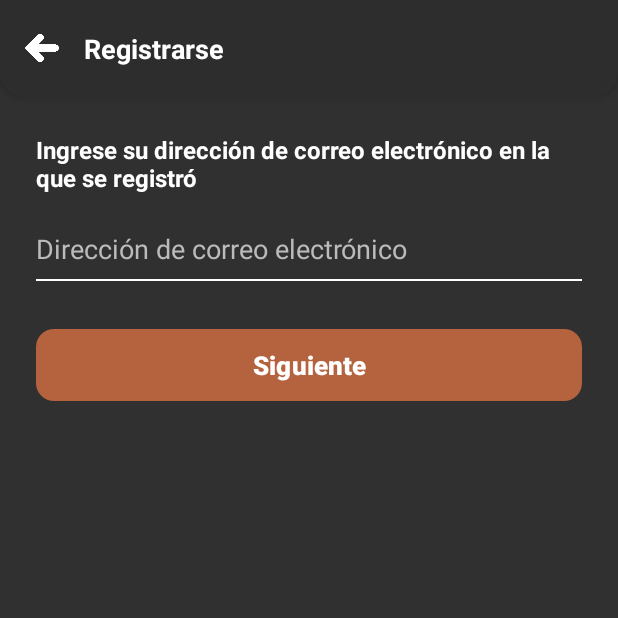
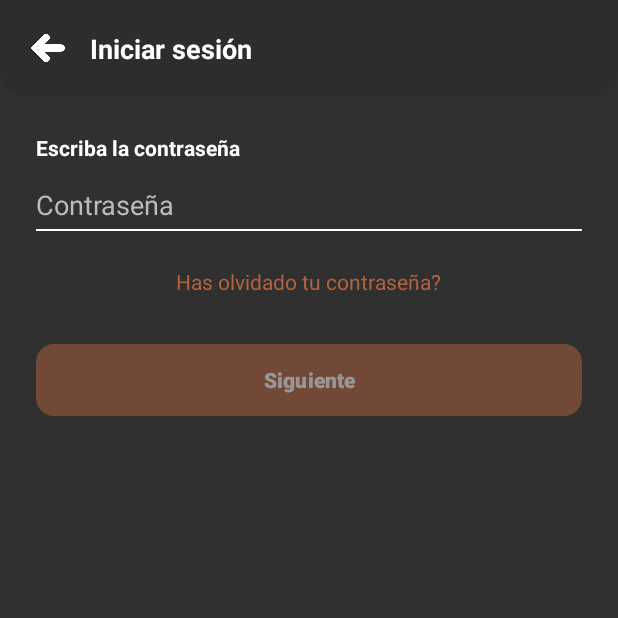
Before and after one commit to Axel202310/EF-MovilesApp-Grupo3, an Android app: the IniciarSesionContrasenaActividad screen opened directly, with no data from a screen before it, on a phone screen of 412 x 824 dp, the top half of it. Run offline under Robolectric (Android 15) with nearby library versions, the phone set to English and light mode, and no system bars.

Commit message:
Se implementó el flujo completo de registro e inicio de sesión en dos pasos cada uno. Para el registro, el usuario primero ingresa su correo electrónico y luego crea una contraseña. Para el inicio de sesión, el usuario también sigue dos pantallas: ingreso de correo y contraseña. Cada paso valida la entrada antes de habilitar el botón “Siguiente”. Todas las pantallas están conectadas y declaradas correctamente en el AndroidManifest.xml.

```diff
--- a/app/src/main/AndroidManifest.xml
+++ b/app/src/main/AndroidManifest.xml
@@ -10,7 +10,7 @@
         android:supportsRtl="true"
         android:theme="@style/Theme.PFMoviles">
 
-        <!-- Pantalla de bienvenida: LAUNCHER -->
+        <!-- Pantalla de bienvenida -->
         <activity
             android:name=".BienvenidaActividad"
             android:exported="true">
@@ -20,14 +20,18 @@
             </intent-filter>
         </activity>
 
-        <!-- Pantalla de registro -->
+        <!-- Registro -->
         <activity android:name=".RegistroActividad" />
+        <activity android:name=".RegistroCorreoActividad" />
+        <activity android:name=".RegistroContrasenaActividad" />
 
-        <!-- Pantalla para ingresar correo -->
-        <activity android:name=".IngresarCorreoActividad" />
+        <!-- Inicio de sesión -->
+        <activity android:name=".IniciarSesionCorreoActividad" />
+        <activity android:name=".IniciarSesionContrasenaActividad" />
 
-        <!-- MainActivity (la puedes usar más adelante si es necesaria) -->
+        <!-- Otra actividad principal (inicio después del login/registro) -->
         <activity android:name=".MainActivity" />
 
     </application>
+
 </manifest>
--- a/app/src/main/java/com/asipion/pfmoviles/IngresarCorreoActividad.kt
+++ b/app/src/main/java/com/asipion/pfmoviles/IniciarSesionContrasenaActividad.kt
@@ -6,27 +6,27 @@ import android.text.TextWatcher
 import android.widget.Button
 import android.widget.EditText
 import android.widget.ImageView
+import android.widget.TextView
 import androidx.appcompat.app.AppCompatActivity
-import com.asipion.pfmoviles.R
 
-class IngresarCorreoActividad : AppCompatActivity() {
+class IniciarSesionContrasenaActividad : AppCompatActivity() {
     override fun onCreate(savedInstanceState: Bundle?) {
         super.onCreate(savedInstanceState)
-        setContentView(R.layout.actividad_ingresar_correo)
+        setContentView(R.layout.actividad_iniciar_sesion_contrasena)
 
         val botonAtras = findViewById<ImageView>(R.id.boton_atras)
+        val campoContrasena = findViewById<EditText>(R.id.campo_contrasena)
         val botonSiguiente = findViewById<Button>(R.id.boton_siguiente)
-        val entradaCorreo = findViewById<EditText>(R.id.entrada_correo)
 
         botonAtras.setOnClickListener {
             finish()
         }
 
-        entradaCorreo.addTextChangedListener(object : TextWatcher {
+        campoContrasena.addTextChangedListener(object : TextWatcher {
             override fun afterTextChanged(s: Editable?) {
-                val tieneTexto = !s.isNullOrBlank()
-                botonSiguiente.isEnabled = tieneTexto
-                botonSiguiente.alpha = if (tieneTexto) 1f else 0.5f
+                val habilitar = !s.isNullOrBlank()
+                botonSiguiente.isEnabled = habilitar
+                botonSiguiente.alpha = if (habilitar) 1f else 0.5f
             }
 
             override fun beforeTextChanged(s: CharSequence?, start: Int, count: Int, after: Int) {}
@@ -34,8 +34,7 @@ class IngresarCorreoActividad : AppCompatActivity() {
         })
 
         botonSiguiente.setOnClickListener {
-            val correo = entradaCorreo.text.toString()
-            // Aquí va la lógica para continuar el registro
+            // Aquí podrías ir a MainActivity u otra pantalla
         }
     }
 }
--- /dev/null
+++ b/app/src/main/res/layout/actividad_iniciar_sesion_contrasena.xml
@@ -0,0 +1,89 @@
+<?xml version="1.0" encoding="utf-8"?>
+<LinearLayout xmlns:android="http://schemas.android.com/apk/res/android"
+    xmlns:app="http://schemas.android.com/apk/res-auto"
+    android:layout_width="match_parent"
+    android:layout_height="match_parent"
+    android:orientation="vertical"
+    android:background="#303030"
+    android:fitsSystemWindows="true">
+
+    <!-- Encabezado -->
+    <LinearLayout
+        android:layout_width="match_parent"
+        android:layout_height="wrap_content"
+        android:background="@drawable/fondo_encabezado"
+        android:padding="20dp"
+        android:orientation="horizontal"
+        android:gravity="center_vertical">
+
+        <ImageView
+            android:id="@+id/boton_atras"
+            android:layout_width="24dp"
+            android:layout_height="24dp"
+            android:src="@drawable/icono_atras"
+            android:contentDescription="Volver"
+            android:layout_marginEnd="16dp" />
+
+        <TextView
+            android:layout_width="wrap_content"
+            android:layout_height="wrap_content"
+            android:text="Iniciar sesión"
+            android:textColor="#FFFFFF"
+            android:textStyle="bold"
+            android:textSize="18sp" />
+    </LinearLayout>
+
+    <!-- Contenido -->
+    <LinearLayout
+        android:layout_width="match_parent"
+        android:layout_height="0dp"
+        android:layout_weight="1"
+        android:padding="24dp"
+        android:orientation="vertical">
+
+        <TextView
+            android:layout_width="wrap_content"
+            android:layout_height="wrap_content"
+            android:text="Escriba la contraseña"
+            android:textColor="#FFFFFF"
+            android:textStyle="bold"
+            android:layout_marginBottom="16dp" />
+
+        <EditText
+            android:id="@+id/campo_contrasena"
+            android:layout_width="match_parent"
+            android:layout_height="wrap_content"
+            android:hint="Contraseña"
+            android:inputType="textPassword"
+            android:textColor="#FFFFFF"
+            android:textColorHint="#BBBBBB"
+            android:background="@android:color/transparent"
+            android:layout_marginBottom="4dp" />
+
+        <View
+            android:layout_width="match_parent"
+            android:layout_height="1dp"
+            android:background="#FFFFFF"
+            android:layout_marginBottom="24dp" />
+
+        <TextView
+            android:layout_width="wrap_content"
+            android:layout_height="wrap_content"
+            android:text="Has olvidado tu contraseña?"
+            android:textColor="#B4633E"
+            android:layout_gravity="center_horizontal"
+            android:layout_marginBottom="32dp" />
+
+        <Button
+            android:id="@+id/boton_siguiente"
+            android:layout_width="match_parent"
+            android:layout_height="wrap_content"
+            android:text="Siguiente"
+            android:textColor="#FFFFFF"
+            android:textStyle="bold"
+            android:enabled="false"
+            android:alpha="0.5"
+            android:background="@drawable/boton_redondeado"
+            app:backgroundTint="@null" />
+    </LinearLayout>
+</LinearLayout>
--- a/app/src/main/res/layout/actividad_ingresar_correo.xml
+++ b/app/src/main/res/layout/actividad_registro_correo.xml
@@ -1,24 +1,20 @@
 <?xml version="1.0" encoding="utf-8"?>
 <LinearLayout xmlns:android="http://schemas.android.com/apk/res/android"
     xmlns:app="http://schemas.android.com/apk/res-auto"
-    android:orientation="vertical"
     android:layout_width="match_parent"
     android:layout_height="match_parent"
+    android:orientation="vertical"
     android:background="#303030"
     android:fitsSystemWindows="true">
 
-
+    <!-- Encabezado -->
     <LinearLayout
         android:layout_width="match_parent"
         android:layout_height="wrap_content"
+        android:background="@drawable/fondo_encabezado"
+        android:padding="20dp"
         android:orientation="horizontal"
-        android:gravity="center_vertical"
-        android:paddingStart="16dp"
-        android:paddingEnd="16dp"
-        android:paddingTop="20dp"
-        android:paddingBottom="20dp"
-        android:background="@drawable/fondo_encabezado"
-        android:elevation="4dp">
+        android:gravity="center_vertical">
 
         <ImageView
             android:id="@+id/boton_atras"
@@ -29,7 +25,6 @@
             android:layout_marginEnd="16dp" />
 
         <TextView
-            android:id="@+id/titulo_registro"
             android:layout_width="wrap_content"
             android:layout_height="wrap_content"
             android:text="Registrarse"
@@ -38,28 +33,25 @@
             android:textSize="18sp" />
     </LinearLayout>
 
-    <!-- Contenido con padding general -->
+    <!-- Contenido -->
     <LinearLayout
         android:layout_width="match_parent"
         android:layout_height="0dp"
         android:layout_weight="1"
-        android:orientation="vertical"
-        android:padding="24dp">
+        android:padding="24dp"
+        android:orientation="vertical">
 
-        <!-- Texto de instrucción -->
         <TextView
-            android:id="@+id/texto_instruccion"
             android:layout_width="match_parent"
             android:layout_height="wrap_content"
             android:text="Ingrese su dirección de correo electrónico en la que se registró"
             android:textColor="#FFFFFF"
             android:textStyle="bold"
             android:textSize="16sp"
-            android:layout_marginBottom="24dp" />
+            android:layout_marginBottom="16dp" />
 
-        <!-- Campo de entrada -->
         <EditText
-            android:id="@+id/entrada_correo"
+            android:id="@+id/campo_correo"
             android:layout_width="match_parent"
             android:layout_height="wrap_content"
             android:hint="Dirección de correo electrónico"
@@ -67,26 +59,25 @@
             android:textColor="#FFFFFF"
             android:textColorHint="#BBBBBB"
             android:background="@android:color/transparent"
-            android:layout_marginBottom="8dp" />
+            android:layout_marginBottom="4dp" />
 
-        <!-- Línea blanca debajo del campo -->
         <View
             android:layout_width="match_parent"
             android:layout_height="1dp"
             android:background="#FFFFFF"
             android:layout_marginBottom="32dp" />
 
-        <!-- Botón Siguiente -->
         <Button
             android:id="@+id/boton_siguiente"
             android:layout_width="match_parent"
             android:layout_height="wrap_content"
-            android:background="@drawable/boton_redondeado"
-            android:enabled="false"
             android:text="Siguiente"
             android:textSize="17sp"
             android:textColor="#FFFFFF"
             android:textStyle="bold"
+            android:enabled="false"
+            android:alpha="0.5"
+            android:background="@drawable/boton_redondeado"
             app:backgroundTint="@null" />
     </LinearLayout>
 </LinearLayout>
```
Also changed, not shown: app/src/main/java/com/asipion/pfmoviles/IniciarSesionCorreoActividad.kt (added, +38 -0 lines), app/src/main/java/com/asipion/pfmoviles/RegistroActividad.kt (+8 -1 lines), app/src/main/java/com/asipion/pfmoviles/RegistroContrasenaActividad.kt (added, +35 -0 lines), app/src/main/java/com/asipion/pfmoviles/RegistroCorreoActividad.kt (added, +40 -0 lines), app/src/main/res/layout/actividad_iniciar_sesion_correo.xml (added, +83 -0 lines), app/src/main/res/layout/actividad_registro_contrasena.xml (added, +82 -0 lines).
